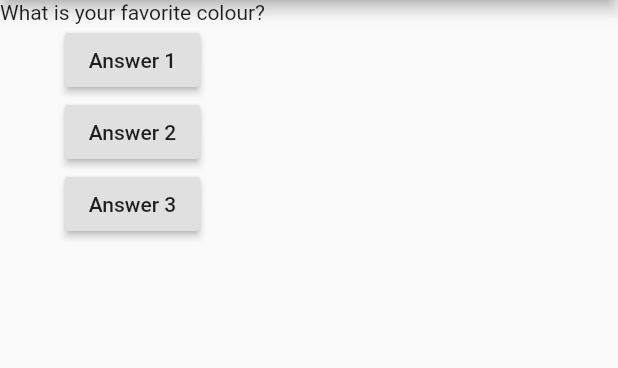
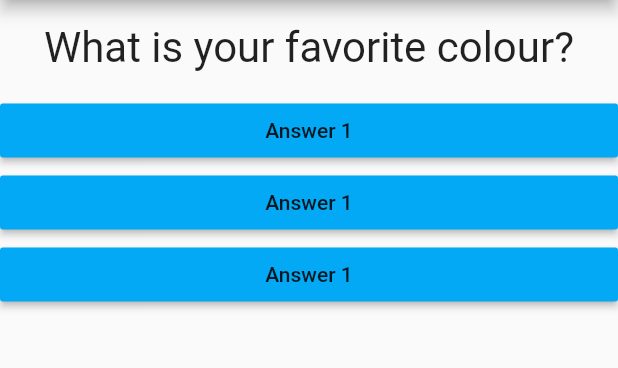
Before and after one commit to Si-D/Flutter, a Flutter app: the screen it shows after launch, on a phone screen of 412 x 824 dp, the part 84-452 px from its top. Run offline on Flutter 3.47's test engine with Material 2 defaults, Android fonts, the phone set to English and light mode, and no system bars.

Commit message:
more changes

```diff
--- /dev/null
+++ b/first_app/lib/answers.dart
@@ -0,0 +1,18 @@
+import 'package:flutter/material.dart';
+
+class Answer extends StatelessWidget {
+  final Function stateHandler;
+
+  Answer(this.stateHandler);
+  @override
+  Widget build(BuildContext context) {
+    return Container(
+      width: double.infinity,
+      child: RaisedButton(
+        color: Colors.lightBlue,
+        child: Text('Answer 1'),
+        onPressed: stateHandler,
+      ),
+    );
+  }
+}
--- a/first_app/lib/main.dart
+++ b/first_app/lib/main.dart
@@ -1,4 +1,7 @@
 import 'package:flutter/material.dart';
+
+import './question.dart';
+import './answers.dart';
 
 void main() {
   runApp(MyApp());
@@ -24,8 +27,8 @@ class _MyAppState extends State<MyApp> {
   Widget build(BuildContext context) {
     var questions = [
       'What is your favorite colour?',
-      'What is your favorite car?'
-      'What is your favorite food?'
+      'What is your favorite car?',
+      'What is your favorite food?',
     ];
     return MaterialApp(
       home: Scaffold(
@@ -34,15 +37,12 @@ class _MyAppState extends State<MyApp> {
         ),
         body: Column(
           children: [
-            Text(
+            Question(
               questions[_questionIndex],
             ),
-            RaisedButton(child: Text('Answer 1'), onPressed: _answerQuestion),
-            RaisedButton(
-              child: Text('Answer 2'),
-              onPressed: _answerQuestion,
-            ),
-            RaisedButton(child: Text('Answer 3'), onPressed: _answerQuestion),
+            Answer(_answerQuestion),
+            Answer(_answerQuestion),
+            Answer(_answerQuestion),
           ],
         ),
       ),
--- a/first_app/lib/question.dart
+++ b/first_app/lib/question.dart
@@ -6,6 +6,14 @@ class Question extends StatelessWidget {
   Question(this.questionText);
   @override
   Widget build(BuildContext context) {
-    return Text(questionText);
+    return Container(
+      width: double.infinity,
+      margin: EdgeInsets.all(15),
+      child: Text(
+        questionText,
+        style: TextStyle(fontSize: 28),
+        textAlign: TextAlign.center,
+      ),
+    );
   }
 }
```
